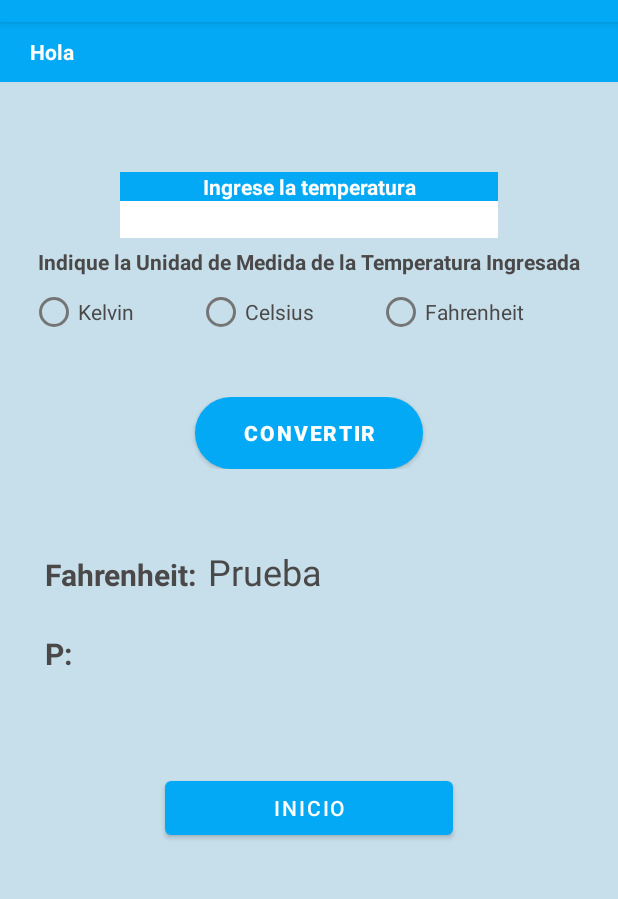
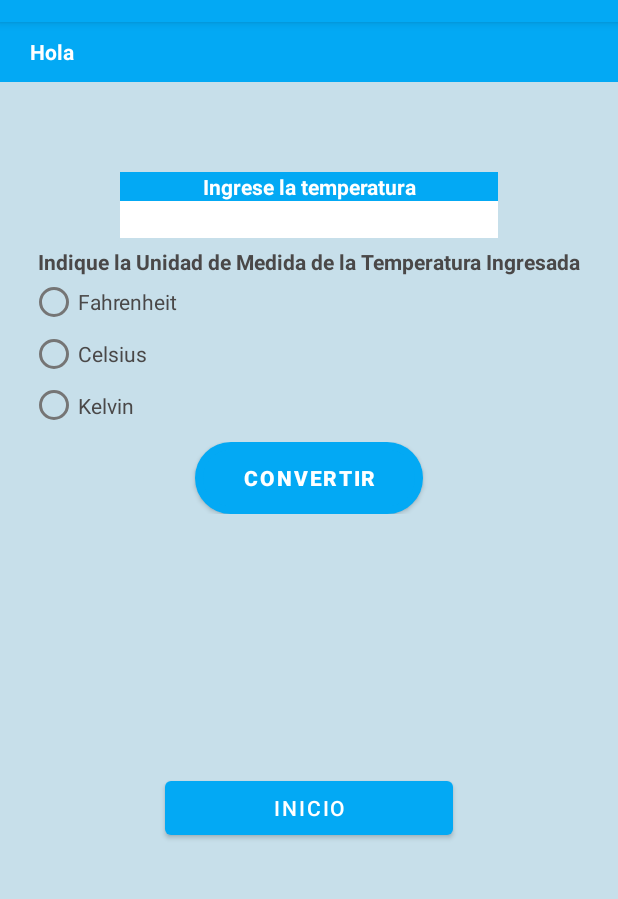
Before and after one commit to AngelaEspinosa2021/EjercicioParcialMoviles, an Android app: the screen it shows after launch (ConvsersionTemperaturaActivity), after a tap on "CONVERTIR", on a phone screen of 412 x 824 dp, the part 62-961 px from its top. Run offline under Robolectric (Android 15) with nearby library versions, the phone set to English and light mode, and no system bars; 1 statement that could not run was skipped.

Commit message:
Se corrigen errores en el funcionamiento de la conversion desde celsius a las demas temperaturas, al igual que desde kelvin hacia las demas temperaturas. Pendiente de revision la conversion de Farenheit a las demas temperaturas.

```diff
--- a/EjercicioParcialUno/app/src/main/java/com/example/ejercicioparcialuno/ConvsersionTemperaturaActivity.java
+++ b/EjercicioParcialUno/app/src/main/java/com/example/ejercicioparcialuno/ConvsersionTemperaturaActivity.java
@@ -29,7 +29,6 @@ public class ConvsersionTemperaturaActivity extends AppCompatActivity implements
         SharedPreferences spGet = getSharedPreferences("nombreUsuario", MODE_PRIVATE);
         String name = spGet.getString("Nombre", "");
         nombreUsuarioTemp.setText(name);
-
     }
 
     private void setContentViewEvents() {
@@ -62,6 +61,7 @@ public class ConvsersionTemperaturaActivity extends AppCompatActivity implements
             case R.id.btnMenuPpal:
                 goToMenuPpalAction();
                 break;
+
         }
     }
 
@@ -73,22 +73,23 @@ public class ConvsersionTemperaturaActivity extends AppCompatActivity implements
     private void convertirTempAction() {
         double temperatura = Double.parseDouble(txtTemperatura.getText().toString());
 
-        if(radioTemp.getCheckedRadioButtonId() == R.id.celsius)
+        if(celsius.isChecked())
         {
             temperatura1.setText("Fahrenheit:");
             valorTemp1.setText(convertTemp.converCelsius_Fahrenheit(temperatura));
             temperatura2.setText("Kelvin:");
             valorTemp2.setText(convertTemp.converCelsius_Kelvin(temperatura));
         }
-        if(radioTemp.getCheckedRadioButtonId() == R.id.fahrenheit)
+        /*
+        if(fahrenheit.isChecked())
         {
             temperatura1.setText("Celsius:");
             valorTemp1.setText(convertTemp.converFahrenheit_Celsius(temperatura));
             temperatura2.setText("Kelvin:");
             valorTemp2.setText(convertTemp.converFahrenheit_Kelvin(temperatura));
 
-        }
-        if(radioTemp.getCheckedRadioButtonId() == R.id.kelvin)
+        }*/
+        if(kelvin.isChecked())
         {
             temperatura1.setText("Celsius:");
             valorTemp1.setText(convertTemp.converKelvin_Celsius(temperatura));
--- a/EjercicioParcialUno/app/src/main/res/layout/activity_convsersion_temperatura.xml
+++ b/EjercicioParcialUno/app/src/main/res/layout/activity_convsersion_temperatura.xml
@@ -102,21 +102,15 @@
             <RadioGroup
                 android:id="@+id/radio_temperatura"
                 android:layout_width="match_parent"
-                android:layout_height="match_parent"
+                android:layout_height="103dp"
                 android:layout_weight="1">
 
-                <LinearLayout
-                    android:layout_width="match_parent"
-                    android:layout_height="match_parent"
-                    android:layout_weight="1"
-                    android:orientation="horizontal">
-
                 <RadioButton
-                        android:id="@+id/kelvin"
+                    android:id="@+id/fahrenheit"
                     android:layout_width="wrap_content"
                     android:layout_height="wrap_content"
                     android:layout_weight="1"
-                        android:text="Kelvin"
+                    android:text="Fahrenheit"
                     android:textAlignment="viewStart"
                     android:textColor="#4A4848" />
 
@@ -130,14 +124,13 @@
                     android:textColor="#4A4848" />
 
                 <RadioButton
-                        android:id="@+id/fahrenheit"
+                    android:id="@+id/kelvin"
                     android:layout_width="wrap_content"
                     android:layout_height="wrap_content"
                     android:layout_weight="1"
-                        android:text="Fahrenheit"
+                    android:text="Kelvin"
                     android:textAlignment="viewStart"
                     android:textColor="#4A4848" />
-                </LinearLayout>
 
             </RadioGroup>
 
@@ -149,7 +142,7 @@
         android:layout_width="match_parent"
         android:layout_height="wrap_content"
         android:layout_marginStart="20dp"
-        android:layout_marginTop="250dp"
+        android:layout_marginTop="280dp"
         android:layout_marginEnd="20dp"
         android:orientation="vertical"
         app:layout_constraintEnd_toEndOf="parent"
@@ -191,7 +184,6 @@
                 android:layout_height="wrap_content"
                 android:layout_weight="1"
                 android:width="15dp"
-                android:text="Fahrenheit:"
                 android:textColor="#4A4848"
                 android:textSize="20sp"
                 android:textStyle="bold" />
@@ -201,8 +193,7 @@
                 android:layout_width="wrap_content"
                 android:layout_height="wrap_content"
                 android:layout_weight="1"
-                android:width="150dp"
-                android:text="Prueba"
+                android:width="100dp"
                 android:textColor="#4A4848"
                 android:textSize="24sp" />
         </LinearLayout>
@@ -221,7 +212,6 @@
                 android:layout_height="wrap_content"
                 android:layout_weight="1"
                 android:width="15dp"
-                android:text="P:"
                 android:textColor="#4A4848"
                 android:textSize="20sp"
                 android:textStyle="bold" />
@@ -231,7 +221,7 @@
                 android:layout_width="wrap_content"
                 android:layout_height="wrap_content"
                 android:layout_weight="1"
-                android:width="150dp"
+                android:width="100dp"
                 android:textColor="#4A4848"
                 android:textSize="24sp" />
         </LinearLayout>
```
Also changed, not shown: EjercicioParcialUno/app/src/main/java/com/example/ejercicioparcialuno/Temperatura.java (+6 -6 lines). Lines whose indentation alone changed are shown as unchanged.
